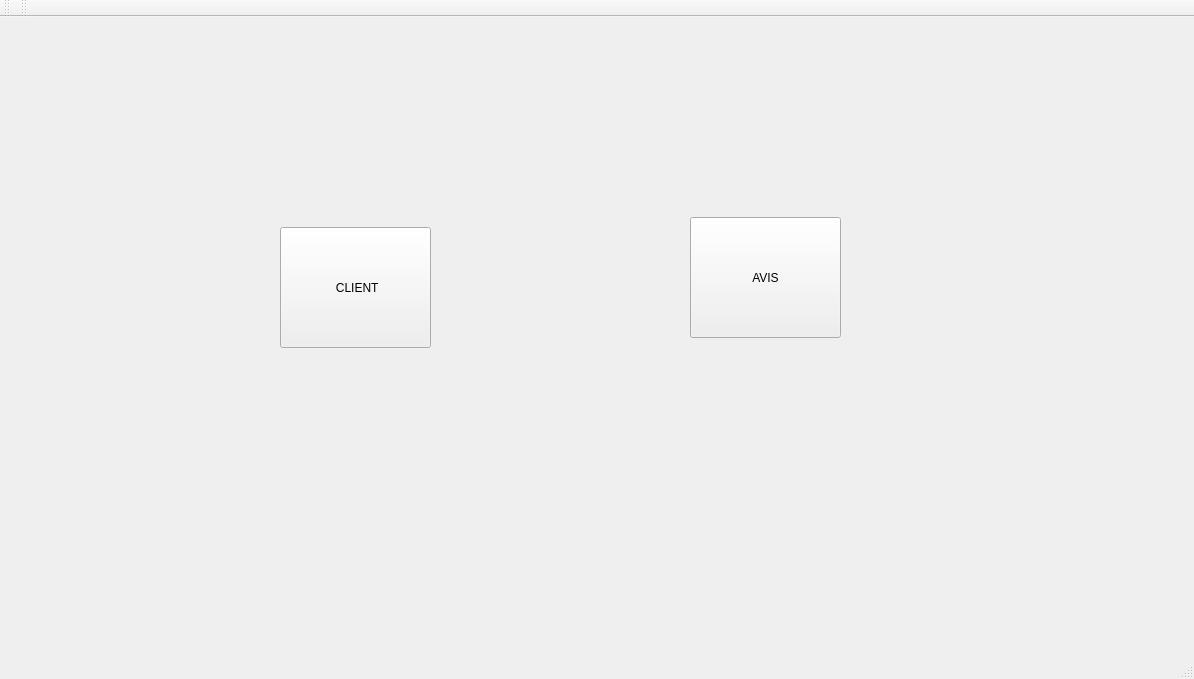
First picture: the form in mainwindow.ui, repository Azizomezine/Smart-garage, before the edit.
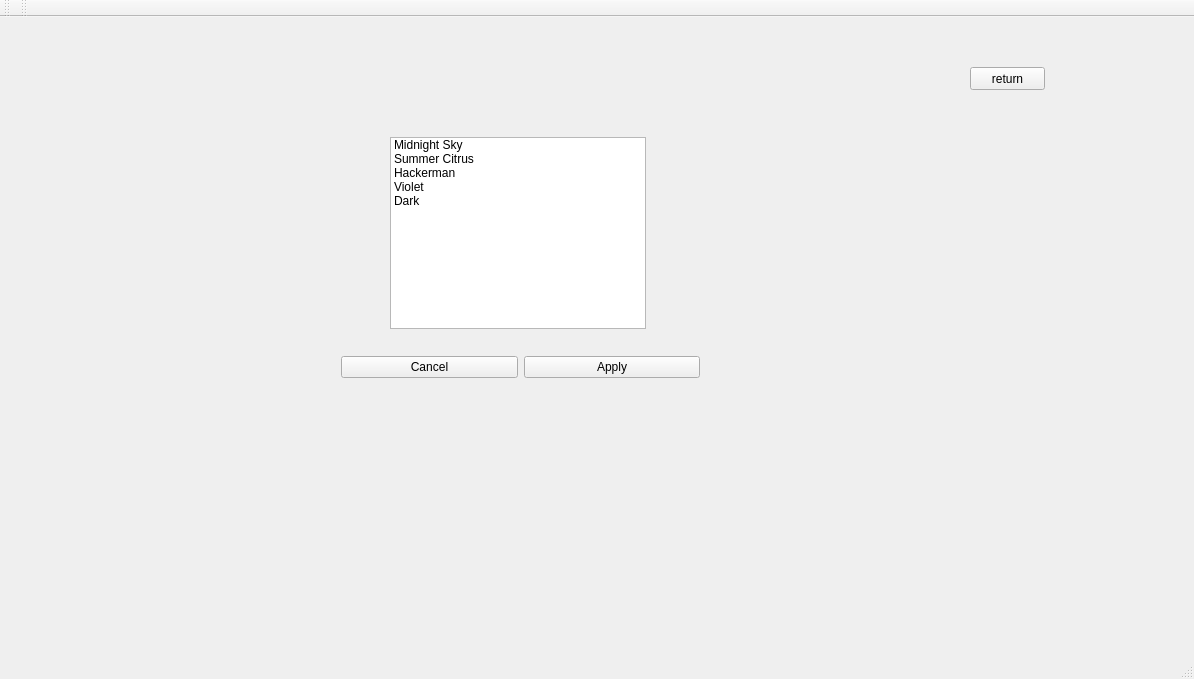
Second picture: the form after the edit. The open tabs and pages were chosen to show the change. Icons and pictures are not drawn.

What changed in the file:
```diff
--- a/mainwindow.ui
+++ b/mainwindow.ui
@@ -20,8 +20,8 @@
    <widget class="QStackedWidget" name="stackedWidget">
     <property name="geometry">
      <rect>
-      <x>50</x>
-      <y>10</y>
+      <x>20</x>
+      <y>20</y>
       <width>1111</width>
       <height>591</height>
      </rect>
@@ -30,7 +30,7 @@
      <string notr="true">background-image: url(:/im/Capture.PNG);</string>
     </property>
     <property name="currentIndex">
-     <number>0</number>
+     <number>5</number>
     </property>
     <widget class="QWidget" name="page_9">
      <widget class="QPushButton" name="pushButtonAvis">
@@ -1440,6 +1440,82 @@
       </property>
      </widget>
     </widget>
+    <widget class="QWidget" name="page_3">
+     <widget class="QListWidget" name="listheme">
+      <property name="geometry">
+       <rect>
+        <x>370</x>
+        <y>100</y>
+        <width>256</width>
+        <height>192</height>
+       </rect>
+      </property>
+      <item>
+       <property name="text">
+        <string>Midnight Sky</string>
+       </property>
+      </item>
+      <item>
+       <property name="text">
+        <string>Summer Citrus</string>
+       </property>
+      </item>
+      <item>
+       <property name="text">
+        <string>Hackerman</string>
+       </property>
+      </item>
+      <item>
+       <property name="text">
+        <string>Violet</string>
+       </property>
+      </item>
+      <item>
+       <property name="text">
+        <string>Dark</string>
+       </property>
+      </item>
+     </widget>
+     <widget class="QWidget" name="horizontalLayoutWidget">
+      <property name="geometry">
+       <rect>
+        <x>310</x>
+        <y>290</y>
+        <width>381</width>
+        <height>80</height>
+       </rect>
+      </property>
+      <layout class="QHBoxLayout" name="horizontalLayout">
+       <item>
+        <widget class="QPushButton" name="cancel">
+         <property name="text">
+          <string>Cancel</string>
+         </property>
+        </widget>
+       </item>
+       <item>
+        <widget class="QPushButton" name="Applytheme">
+         <property name="text">
+          <string>Apply</string>
+         </property>
+        </widget>
+       </item>
+      </layout>
+     </widget>
+     <widget class="QPushButton" name="pushButton_3">
+      <property name="geometry">
+       <rect>
+        <x>950</x>
+        <y>30</y>
+        <width>75</width>
+        <height>23</height>
+       </rect>
+      </property>
+      <property name="text">
+       <string>return</string>
+      </property>
+     </widget>
+    </widget>
    </widget>
   </widget>
   <widget class="QMenuBar" name="menuBar">
```
Left out of the diff: 98 changed lines with no effect on the pictures.
